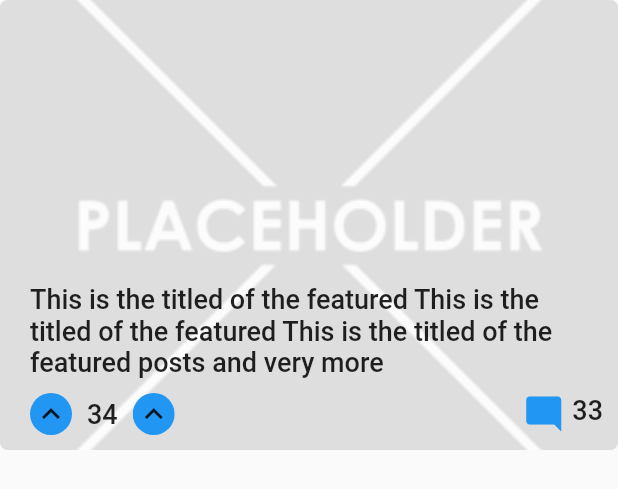
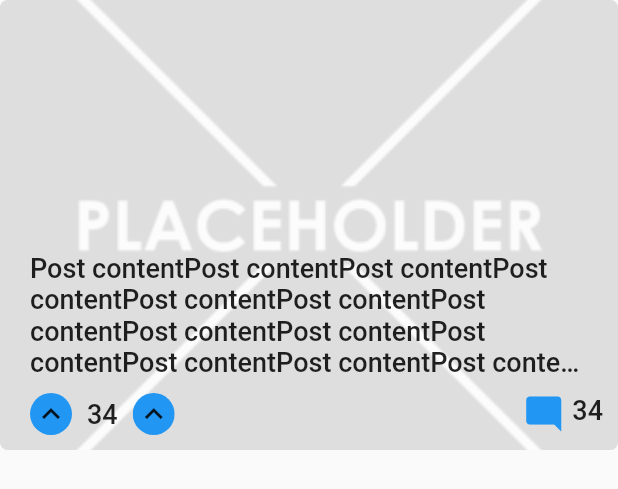
Before and after one commit to fatduckling/a-modern-forum-ui, a Flutter app: the FeaturedPost widget shown alone on an empty page, opened directly, on a phone screen of 412 x 824 dp. Shown: the top 489 px of the screen. Run offline on Flutter 3.47's test engine with Material 2 defaults, Android fonts, the phone set to English and light mode, and no system bars; missing offline and left inert: flutter_portal, outline_search_bar.

Commit message:
Added text threads

```diff
--- a/lib/utils/scroll_observer.dart
+++ b/lib/observers/scroll_observer.dart
@@ -1,6 +1,8 @@
 import 'package:flutter/material.dart';
 
+/// Used to provide a notification when the user has scrolled in the page
 class ScrollObserver with ChangeNotifier {
+  /// The x or y position of the scroll
   double scrollPosition = 0;
 
   onScroll(double scrollPosition) {
--- a/lib/widgets/comment_count/comment_count.dart
+++ /dev/null
@@ -1,25 +0,0 @@
-import 'package:a_modern_forum_project/widgets/text/lead.dart';
-import 'package:flutter/material.dart';
-
-class CommentCount extends StatelessWidget {
-  const CommentCount({Key? key}) : super(key: key);
-
-  @override
-  Widget build(BuildContext context) {
-    return Row(
-      mainAxisAlignment: MainAxisAlignment.start,
-      crossAxisAlignment: CrossAxisAlignment.center,
-      children: const [
-        Icon(
-          Icons.mode_comment,
-          color: Colors.blue,
-          size: 28,
-        ),
-        Padding(
-          padding: EdgeInsets.only(left: 5, bottom: 5),
-          child: Lead(text: "33"),
-        )
-      ],
-    );
-  }
-}
--- a/lib/widgets/featured_post/featured_post.dart
+++ b/lib/widgets/featured_post/featured_post.dart
@@ -1,4 +1,4 @@
-import 'package:a_modern_forum_project/widgets/comment_count/comment_count.dart';
+import 'package:a_modern_forum_project/widgets/icon_with_text/icon_with_text.dart';
 import 'package:a_modern_forum_project/widgets/text/lead.dart';
 import 'package:a_modern_forum_project/widgets/up_down_votes/up_down_votes.dart';
 import 'package:flutter/material.dart';
@@ -26,15 +26,17 @@ class FeaturedPost extends StatelessWidget {
               child: Column(
                 mainAxisAlignment: MainAxisAlignment.end,
                 children: [
-                  const Padding(
-                    padding: EdgeInsets.only(left: 10, right: 10, bottom: 10),
-                    child: Lead(
-                        text:
-                            "This is the titled of the featured This is the titled of the featured This is the titled of the featured posts and very more"),
+                  Padding(
+                    padding:
+                        const EdgeInsets.only(left: 10, right: 10, bottom: 10),
+                    child: Lead("Post content" * 25),
                   ),
                   Row(
                     mainAxisAlignment: MainAxisAlignment.spaceBetween,
-                    children: const [UpDownVotes(), CommentCount()],
+                    children: const [
+                      UpDownVotes(),
+                      IconWithText(icon: Icons.mode_comment, text: "34")
+                    ],
                   )
                 ],
               ),
--- a/lib/widgets/featured_posts/responsive_featured_posts.dart
+++ b/lib/widgets/featured_posts/responsive_featured_posts.dart
@@ -5,7 +5,7 @@ import 'package:flutter/material.dart';
 class ResponsiveFeaturedPosts extends StatefulWidget {
   final ScreenSize _screenSize;
 
-  const ResponsiveFeaturedPosts({Key? key, required ScreenSize screenSize})
+  const ResponsiveFeaturedPosts(ScreenSize screenSize, {Key? key})
       : _screenSize = screenSize,
         super(key: key);
 
@@ -19,7 +19,7 @@ class _ResponsiveFeaturedPosts extends State<ResponsiveFeaturedPosts> {
     switch (widget._screenSize) {
       case ScreenSize.small:
       case ScreenSize.medium:
-        return const Text("Unsupported for small or medium devices");
+      return const Center(child: Text("Unhandled small/medium screen sizes"));
       case ScreenSize.large:
         return const LargeFeaturedPosts();
     }
--- /dev/null
+++ b/lib/widgets/icon_with_text/icon_with_text.dart
@@ -0,0 +1,35 @@
+import 'package:a_modern_forum_project/widgets/text/lead.dart';
+import 'package:flutter/material.dart';
+
+/// Shows an icon with text
+class IconWithText extends StatelessWidget {
+  /// Icon to display
+  final IconData _icon;
+
+  /// Text to display
+  final String _text;
+
+  const IconWithText({Key? key, required IconData icon, required String text})
+      : _icon = icon,
+        _text = text,
+        super(key: key);
+
+  @override
+  Widget build(BuildContext context) {
+    return Row(
+      mainAxisAlignment: MainAxisAlignment.start,
+      crossAxisAlignment: CrossAxisAlignment.center,
+      children: [
+        Icon(
+          _icon,
+          color: Colors.blue,
+          size: 28,
+        ),
+        Padding(
+          padding: const EdgeInsets.only(left: 5, bottom: 5),
+          child: Lead(_text),
+        )
+      ],
+    );
+  }
+}
--- a/lib/widgets/search_bar/search_bar.dart
+++ b/lib/widgets/search_bar/search_bar.dart
@@ -1,4 +1,4 @@
-import 'package:a_modern_forum_project/utils/ScreenResizeObserver.dart';
+import 'package:a_modern_forum_project/observers/screen_resize_observer.dart';
 import 'package:flutter/material.dart';
 import 'package:flutter_portal/flutter_portal.dart';
 import 'package:outline_search_bar/outline_search_bar.dart';
@@ -42,7 +42,7 @@ class _SearchBarState extends State<SearchBar> {
 
   @override
   Widget build(BuildContext context) {
-    context.watch<ScreenResizeNotifier>().addListener(() {
+    context.watch<ScreenResizeObserver>().addListener(() {
       RenderObject? renderObject =
           _searchKey.currentContext?.findRenderObject();
       if (renderObject != null) {
--- a/lib/widgets/sort_filter_threads/responsive_sort_filter_threads.dart
+++ b/lib/widgets/sort_filter_threads/responsive_sort_filter_threads.dart
@@ -5,7 +5,7 @@ import 'package:flutter/material.dart';
 class ResponsiveSortFilterThreads extends StatefulWidget {
   final ScreenSize _screenSize;
 
-  const ResponsiveSortFilterThreads({Key? key, required ScreenSize screenSize})
+  const ResponsiveSortFilterThreads(ScreenSize screenSize, {Key? key})
       : _screenSize = screenSize,
         super(key: key);
 
@@ -19,7 +19,7 @@ class _ResponsiveSortFilterThreads extends State<ResponsiveSortFilterThreads> {
     switch (widget._screenSize) {
       case ScreenSize.small:
       case ScreenSize.medium:
-        return const Text("Unsupported for small or medium devices");
+      return const Center(child: Text("Unhandled small/medium screen sizes"));
       case ScreenSize.large:
         return const LargeSortFilterThreads();
     }
--- a/lib/widgets/subforum_dropdown/subforum_dropdown.dart
+++ b/lib/widgets/subforum_dropdown/subforum_dropdown.dart
@@ -1,4 +1,4 @@
-import 'package:a_modern_forum_project/utils/scroll_observer.dart';
+import 'package:a_modern_forum_project/observers/scroll_observer.dart';
 import 'package:a_modern_forum_project/widgets/appbar/large/large_app_bar.dart';
 import 'package:flutter/material.dart';
 import 'package:flutter_portal/flutter_portal.dart';
@@ -96,7 +96,6 @@ class _SubforumDropdown extends State<SubforumDropdown> {
               } else {
                 _focusNode.requestFocus();
               }
-              // _focusNode.requestFocus();
             },
           ),
         ));
--- a/lib/widgets/text/lead.dart
+++ b/lib/widgets/text/lead.dart
@@ -3,7 +3,7 @@ import 'package:flutter/material.dart';
 class Lead extends StatelessWidget {
   final String _text;
 
-  const Lead({Key? key, required String text})
+  const Lead(String text, {Key? key, required})
       : _text = text,
         super(key: key);
 
@@ -11,6 +11,9 @@ class Lead extends StatelessWidget {
   Widget build(BuildContext context) {
     return Text(
       _text,
+      overflow: TextOverflow.ellipsis,
+      maxLines: 4,
+      softWrap: false,
       style: const TextStyle(fontSize: 18, fontWeight: FontWeight.w500),
     );
   }
--- a/lib/widgets/up_down_votes/up_down_votes.dart
+++ b/lib/widgets/up_down_votes/up_down_votes.dart
@@ -20,8 +20,7 @@ class _UpDownVotes extends State<UpDownVotes> {
         ),
         SmallIconButton(),
         Padding(
-            padding: EdgeInsets.only(left: 10, right: 10),
-            child: Lead(text: "34")),
+            padding: EdgeInsets.only(left: 10, right: 10), child: Lead("34")),
         SmallIconButton(),
       ],
     );
```
Also changed, not shown: lib/main.dart (+12 -15 lines), lib/observers/screen_resize_observer.dart (added, +16 -0 lines), lib/thread_view/thread_view.dart (added, +35 -0 lines), lib/utils/ScreenResizeObserver.dart (deleted, +0 -8 lines), lib/widgets/threads/text/large/large_text_thread.dart (added, +111 -0 lines), lib/widgets/threads/text/responsive_text_thread.dart (added, +22 -0 lines).
